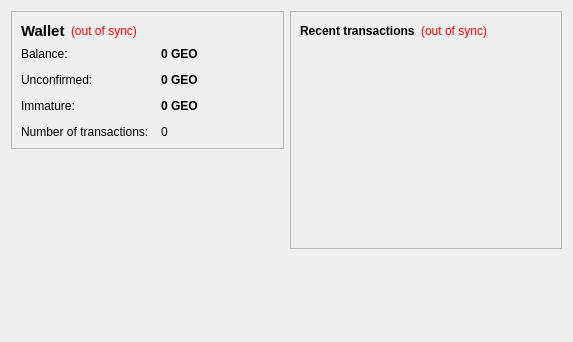
Qt form src/qt/forms/overviewpage.ui (shernan/uemcoin) before a commit.
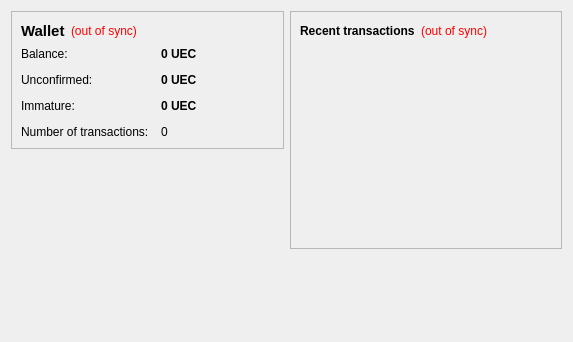
The same form after that commit.

The edit to the form file:
```diff
--- a/src/qt/forms/overviewpage.ui
+++ b/src/qt/forms/overviewpage.ui
@@ -105,7 +105,7 @@
              <string>Your current balance</string>
             </property>
             <property name="text">
-             <string notr="true">0 GEO</string>
+             <string notr="true">0 UEC</string>
             </property>
             <property name="textInteractionFlags">
              <set>Qt::LinksAccessibleByMouse|Qt::TextSelectableByKeyboard|Qt::TextSelectableByMouse</set>
@@ -134,7 +134,7 @@
              <string>Total of transactions that have yet to be confirmed, and do not yet count toward the current balance</string>
             </property>
             <property name="text">
-             <string notr="true">0 GEO</string>
+             <string notr="true">0 UEC</string>
             </property>
             <property name="textInteractionFlags">
              <set>Qt::LinksAccessibleByMouse|Qt::TextSelectableByKeyboard|Qt::TextSelectableByMouse</set>
@@ -177,7 +177,7 @@
              <string>Mined balance that has not yet matured</string>
             </property>
             <property name="text">
-             <string notr="true">0 GEO</string>
+             <string notr="true">0 UEC</string>
             </property>
             <property name="textInteractionFlags">
              <set>Qt::LinksAccessibleByMouse|Qt::TextSelectableByKeyboard|Qt::TextSelectableByMouse</set>
```
Left out of the diff: 4 changed lines with no effect on the pictures.
